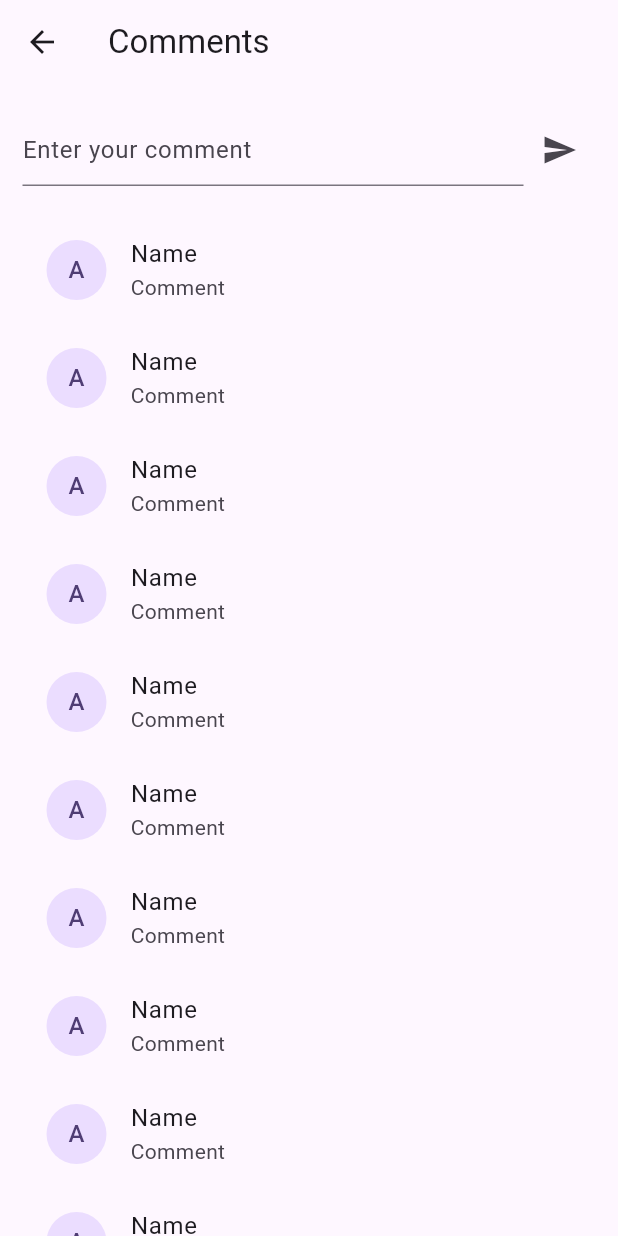
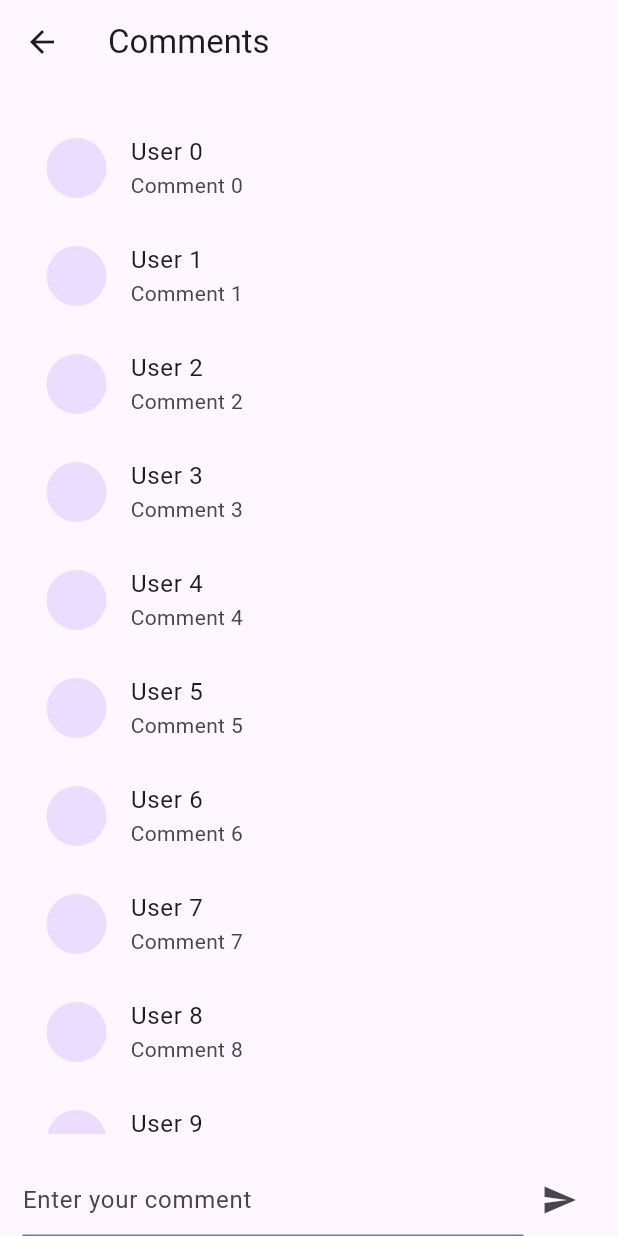
Before and after one commit to pradhumna896/firebase, a Flutter app: the CommentScreen screen opened directly, on a phone screen of 412 x 824 dp. Run offline on Flutter 3.47's test engine with Material 3 defaults, Android fonts, the phone set to English and light mode, and no system bars; our stand-ins replace cloud_firestore, firebase_auth, firebase_core, firebase_messaging, firebase_storage, flutter_bloc and 1 more; accounts and stored records are empty.

Commit message:
Update file formatting and fix syntax errors

```diff
--- a/lib/main.dart
+++ b/lib/main.dart
@@ -8,6 +8,7 @@ import 'package:push_notification/presentation/auth/bloc/auth_bloc.dart';
 import 'package:push_notification/presentation/auth/screen/login_screen.dart';
 import 'package:push_notification/presentation/auth/screen/signup_screen.dart';
 import 'package:push_notification/presentation/chat/chat_screen.dart';
+import 'package:push_notification/presentation/comment/comment_screen.dart';
 import 'package:push_notification/presentation/home/bloc/home_bloc.dart';
 import 'package:push_notification/presentation/home/screen/home_screen.dart';
 import 'package:push_notification/presentation/profile/screen/profile_screen.dart';
@@ -58,6 +59,7 @@ class MyApp extends StatelessWidget {
           HomeScreen.route: (context) => const HomeScreen(),
           ProfileScreen.route: (context) => const ProfileScreen(),
           ChatScreen.route: (context) => const ChatScreen(),
+          CommentScreen.route: (context) => CommentScreen()
         },
       ),
     );
--- a/lib/presentation/auth/bloc/auth_bloc.dart
+++ b/lib/presentation/auth/bloc/auth_bloc.dart
@@ -16,11 +16,13 @@ class AuthBLoc extends Bloc<AuthEvent, AuthState> {
     try {
       await auth.signInWithEmailAndPassword(
           email: event.email, password: event.password);
+
       emit(AuthLoginSuccess());
     } on FirebaseAuthException catch (e) {
       emit(AuthLoginFailed(e.message!));
     }
   }
+
   FutureOr<void> _signupMethod(
       AuthSignupEvent event, Emitter<AuthState> emit) async {
     emit(AuthLoading());
@@ -41,6 +43,7 @@ class AuthBLoc extends Bloc<AuthEvent, AuthState> {
       emit(AuthSignupFailed(e.message!));
     }
   }
+
   Future<String> uploadImage(Uint8List file) async {
     var ref = storage.ref().child("images");
     var uploadTask = await ref.putData(file);
--- a/lib/presentation/comment/comment_screen.dart
+++ b/lib/presentation/comment/comment_screen.dart
@@ -1,8 +1,9 @@
 import 'package:flutter/material.dart';
 
 class CommentScreen extends StatelessWidget {
-  const CommentScreen({super.key});
-
+  static const route = "/comment_screen";
+  CommentScreen({super.key});
+  TextEditingController commentController = TextEditingController();
   @override
   Widget build(BuildContext context) {
     return Scaffold(
@@ -14,36 +15,37 @@ class CommentScreen extends StatelessWidget {
         child: Column(
           children: [
             const SizedBox(height: 20),
+            Expanded(
+                child: ListView.builder(
+              itemCount: 10,
+              itemBuilder: (context, index) {
+                return ListTile(
+                  leading: const CircleAvatar(),
+                  title: Text("User $index"),
+                  subtitle: Text("Comment $index"),
+                );
+              },
+            )),
+            const SizedBox(height: 20),
             Row(
               children: [
                 Expanded(
                   child: TextFormField(
+                    controller: commentController,
                     decoration: const InputDecoration(
                       hintText: "Enter your comment",
                     ),
                   ),
                 ),
                 IconButton(
-                  onPressed: () {},
+                  onPressed: () {
+                    if (commentController.text.isNotEmpty) {}
+                    commentController.clear();
+                  },
                   icon: const Icon(Icons.send),
                 )
               ],
             ),
-            const SizedBox(height: 20),
-            Expanded(
-              child: ListView.builder(
-                itemCount: 10,
-                itemBuilder: (context, index) {
-                  return const ListTile(
-                    leading: CircleAvatar(
-                      child: Text("A"),
-                    ),
-                    title: Text("Name"),
-                    subtitle: Text("Comment"),
-                  );
-                },
-              ),
-            )
           ],
         ),
       ),
--- a/lib/presentation/home/screen/home_screen.dart
+++ b/lib/presentation/home/screen/home_screen.dart
@@ -6,6 +6,7 @@ import 'package:flutter_bloc/flutter_bloc.dart';
 import 'package:image_picker/image_picker.dart';
 import 'package:push_notification/presentation/auth/screen/login_screen.dart';
 import 'package:push_notification/presentation/chat/chat_screen.dart';
+import 'package:push_notification/presentation/comment/comment_screen.dart';
 import 'package:push_notification/presentation/home/bloc/home_bloc.dart';
 import 'package:push_notification/presentation/home/bloc/home_event.dart';
 import 'package:push_notification/presentation/home/bloc/home_state.dart';
@@ -108,7 +109,9 @@ class _HomeScreenState extends State<HomeScreen> {
                           ),
                         ),
                         IconButton(
-                          onPressed: () {},
+                          onPressed: () {
+                            Navigator.pushNamed(context, CommentScreen.route);
+                          },
                           icon: const Icon(Icons.comment),
                         ),
                       ],
```
